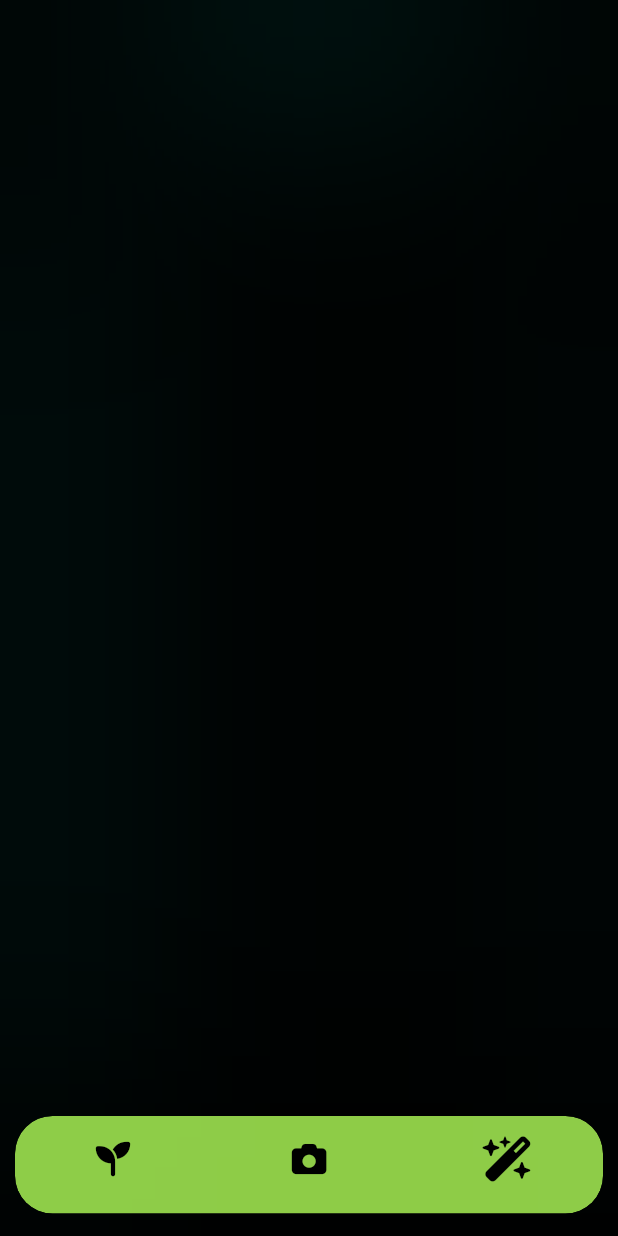
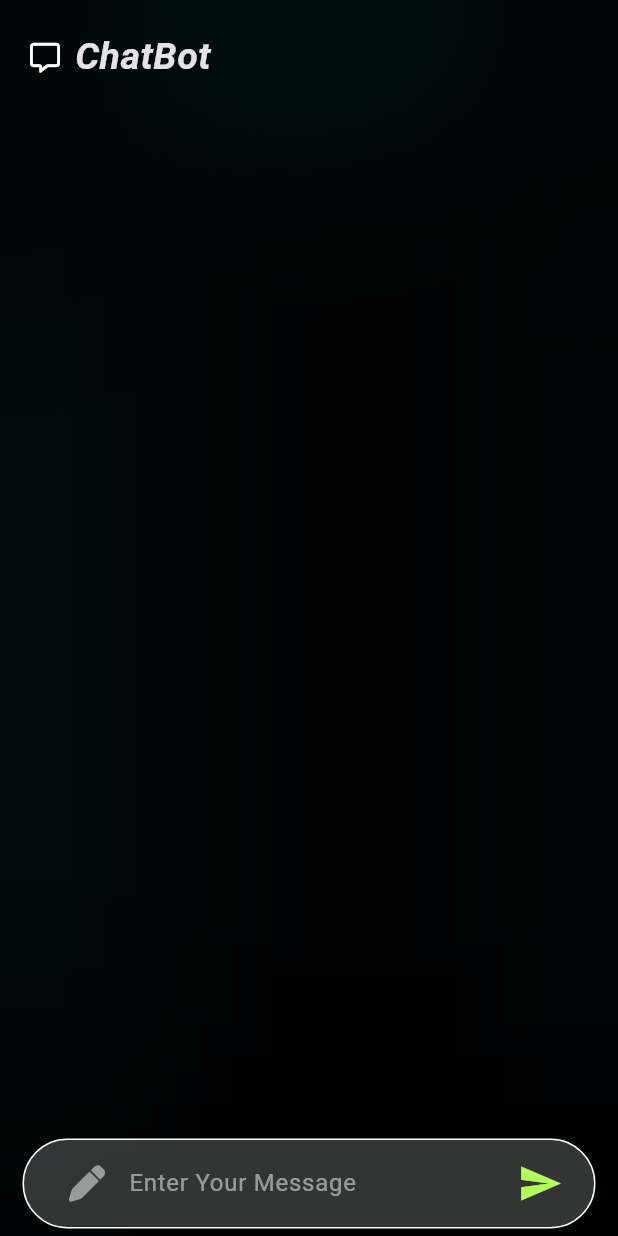
Before and after one commit to Lahlabooo/Dr_Plants, a Flutter app: the AppLayout screen opened by its route, item 3 of the bottom bar chosen, on a phone screen of 412 x 824 dp. Run offline on Flutter 3.47's test engine with Material 3 defaults, Android fonts, the light colour scheme and no system bars; drawn by our look-alikes of dash_chat_2; our stand-ins replace carousel_slider, font_awesome_flutter, go_router, smooth_page_indicator.

Commit message:
chat page ui done

```diff
--- a/lib/Core/Utils/App_Routers.dart
+++ b/lib/Core/Utils/App_Routers.dart
@@ -2,6 +2,7 @@ import 'package:flutter/material.dart';
 import 'package:go_router/go_router.dart';
 import 'package:planta/Core/Widgets/App_Layout.dart';
 import 'package:planta/Core/Widgets/Background_App.dart';
+import 'package:planta/Features/Chat/Presentation/Views/Chat_Page.dart';
 import 'package:planta/Features/Splash/Presentation/Views/Splash_View.dart';
 
 import '../../Features/Scan/Presentation/Views/Scan_Page.dart';
@@ -11,6 +12,7 @@ import '../../Features/Scan/Presentation/Views/Scan_Page.dart';
 abstract class AppRouters {
   static const kHomeLayout = '/HomeLayout';
   static const kScanPage = '/ScanPage';
+  static const kChatPage = '/ChatPage';
   static final routers = GoRouter(routes: [
     GoRoute(
       path: '/',
@@ -27,8 +29,20 @@ abstract class AppRouters {
               body:  BackgroundApp(
                   bodyWidget: ScanPage()
               ),
+
           );
         },
     ),
-  ]);
+    GoRoute(
+       path: kChatPage,
+       builder: (context,state) {
+               return const Scaffold(
+               body:  BackgroundApp(
+                bodyWidget: ChatPage(),
+            ),
+           );
+       }
+       ),
+               ]
+  );
 }
--- a/lib/Core/Utils/AssetData.dart
+++ b/lib/Core/Utils/AssetData.dart
@@ -7,8 +7,9 @@ abstract class AssetData {
   static const signINImg = 'assets/images/signIn.png';
   static const homeLogo = "assets/images/h5.png";
   static const carouselSliderImg = [
+    "assets/images/grape.jpg",
     "assets/images/istockphoto-124642449-1024x1024.jpg",
-    "assets/images/istockphoto-124642449-1024x1024.jpg",
-    "assets/images/istockphoto-124642449-1024x1024.jpg",
+    "assets/images/herb.jpg",
+    "assets/images/cacti.jpg",
   ];
 }
--- a/lib/Core/Widgets/App_Layout.dart
+++ b/lib/Core/Widgets/App_Layout.dart
@@ -1,11 +1,11 @@
 
 import 'package:flutter/material.dart';
-
-import 'package:planta/Features/Chat/Presentation/Views/Chat_Page.dart';
+import 'package:go_router/go_router.dart';
+import 'package:planta/Core/Utils/App_Routers.dart';
 import 'package:planta/Features/Home/Presentation/Views/Home_Page.dart';
 import '../../../../Core/Widgets/App_NavigationBar.dart';
 import '../../../../Core/Widgets/Background_App.dart';
-import '../../Features/Scan/Presentation/Views/Scan_Page.dart';
+
 
 
 class AppLayout extends StatefulWidget {
@@ -17,22 +17,18 @@ class AppLayout extends StatefulWidget {
 
 class _HomeLayoutState extends State<AppLayout> {
   int selectedIndex = 0 ;
-  List homeLayoutBodyWidgets = [
-    const HomePage(),
-    const ScanPage(),
-    const ChatPage(),
-  ];
-
   @override
   Widget build(BuildContext context) {
     return Scaffold(
         body: BackgroundApp(
           bodyWidget:
-          homeLayoutBodyWidgets[selectedIndex],
+          const HomePage(),
           navWidget:AppNavigationBar(
             currentIndex: selectedIndex,
             onTap: (index){
               selectedIndex = index ;
+              appNavigation(context);
+              selectedIndex = 0 ;
               setState(() {
               });
             },
@@ -40,4 +36,13 @@ class _HomeLayoutState extends State<AppLayout> {
         )
     );
   }
+
+  void appNavigation(BuildContext context) {
+     if (selectedIndex == 2){
+      GoRouter.of(context).push(AppRouters.kChatPage);
+    }
+    else if(selectedIndex == 1){
+      GoRouter.of(context).push(AppRouters.kScanPage);
+    }
+  }
 }
--- a/lib/Features/Chat/Presentation/Views/Widgets/Chat_AppBar.dart
+++ b/lib/Features/Chat/Presentation/Views/Widgets/Chat_AppBar.dart
@@ -0,0 +1,25 @@
+import 'package:flutter/cupertino.dart';
+import 'package:font_awesome_flutter/font_awesome_flutter.dart';
+
+import '../../../../../Core/Utils/Styles.dart';
+
+class ChatAppBar extends StatelessWidget {
+  const ChatAppBar({super.key});
+
+  @override
+  Widget build(BuildContext context) {
+    return  const Padding(
+      padding: EdgeInsets.only(left: 20.0),
+      child:  Row(
+        children: [
+          Icon(FontAwesomeIcons.message,size: 20,),
+          SizedBox(width: 10,),
+          Text(
+            "ChatBot",
+            style: Styles.textStyle25,
+          ),
+        ],
+      ),
+    );
+  }
+}
--- a/lib/Features/Chat/Presentation/Views/Widgets/Chat_Body.dart
+++ b/lib/Features/Chat/Presentation/Views/Widgets/Chat_Body.dart
@@ -1,14 +1,23 @@
-import 'package:flutter/cupertino.dart';
+
+import 'package:flutter/material.dart';
+import 'Chat_AppBar.dart';
+import 'Chat_Message_Body.dart';
 
 class ChatBody extends StatelessWidget {
   const ChatBody({super.key});
 
   @override
   Widget build(BuildContext context) {
-    return const Column(
-      children: [
-
-      ],
+    return const SafeArea(
+      child:  Column(
+        //crossAxisAlignment: CrossAxisAlignment.start,
+        children: [
+          SizedBox(height: 20,),
+          ChatAppBar(),
+          SizedBox(height: 20,),
+          ChatMessageBody()
+        ],
+      ),
     );
   }
 }
--- a/lib/Features/Chat/Presentation/Views/Widgets/Chat_Message_Body.dart
+++ b/lib/Features/Chat/Presentation/Views/Widgets/Chat_Message_Body.dart
@@ -0,0 +1,85 @@
+
+import 'package:dash_chat_2/dash_chat_2.dart';
+import 'package:flutter/material.dart';
+import 'package:font_awesome_flutter/font_awesome_flutter.dart';
+
+import 'Avatar_Builder.dart';
+
+class ChatMessageBody extends StatelessWidget {
+  const ChatMessageBody({super.key});
+
+  @override
+  Widget build(BuildContext context) {
+    ChatUser myself = ChatUser(id: "1", firstName: "Me");
+    return  Expanded(
+      child: Padding(
+        padding:
+        const EdgeInsets.symmetric(vertical: 0, horizontal: 0),
+        child: DashChat(
+          inputOptions: buildInputOptions(),
+          messageOptions: buildMessageOptions(),
+          currentUser: myself,
+          onSend: (ChatMessage message) {  },
+          messages: const [],
+        ),
+      ),
+    );
+  }
+
+  InputOptions buildInputOptions() {
+    return InputOptions(
+      inputDecoration: InputDecoration(
+        hintText: 'Enter Your Message',
+        hintStyle: TextStyle(
+            color: Colors.white.withOpacity(.5),
+            fontWeight: FontWeight.w400),
+        border: InputBorder.none,
+        icon: FaIcon(
+          FontAwesomeIcons.pen,
+          color: Colors.white.withOpacity(.5),
+        ),
+      ),
+      alwaysShowSend: true,
+      sendButtonBuilder: (onSend) {
+        return IconButton(
+          icon: const Icon(
+            Icons.send,
+            color: Colors.lightGreenAccent,
+            size: 30,
+          ),
+          onPressed: onSend,
+          // Customize the button's appearance as needed
+        );
+      },
+      inputToolbarPadding: const EdgeInsets.only(
+          bottom: 5, top: 5, left: 30, right: 12),
+      inputTextStyle: TextStyle(
+        color: Colors.white.withOpacity(.8),
+      ),
+      inputToolbarMargin: const EdgeInsets.only(
+          bottom: 5, top: 20, left: 15, right: 15),
+      inputToolbarStyle: BoxDecoration(
+        borderRadius: BorderRadius.circular(30),
+        color: Colors.white.withOpacity(.2),
+        border: Border.all(
+            color: Colors.white,
+            width: 1,
+            style: BorderStyle.solid),
+      ),
+    );
+  }
+
+  MessageOptions buildMessageOptions() {
+    return MessageOptions(
+      currentUserTextColor: Colors.white.withOpacity(1),
+      showOtherUsersAvatar: true,
+      avatarBuilder: (x, y, z) {
+        return const AvatarBuilder();},
+      showTime: true,
+      textColor: Colors.white.withOpacity(.8),
+      containerColor: Colors.white.withOpacity(.15),
+      currentUserContainerColor:
+      Colors.white.withOpacity(.15),
+    );
+  }
+}
--- a/lib/Features/Home/Presentation/Views/Widgets/Home_Carousel_Slider.dart
+++ b/lib/Features/Home/Presentation/Views/Widgets/Home_Carousel_Slider.dart
@@ -15,6 +15,7 @@ class HomeCarouselSlider extends StatelessWidget {
         CarouselSliderItem(img: AssetData.carouselSliderImg[0],),
         CarouselSliderItem(img: AssetData.carouselSliderImg[1],),
         CarouselSliderItem(img: AssetData.carouselSliderImg[2],),
+        CarouselSliderItem(img: AssetData.carouselSliderImg[3],),
       ],
       options: CarouselOptions(
         autoPlay: true,
--- a/pubspec.yaml
+++ b/pubspec.yaml
@@ -28,13 +28,14 @@ environment:
 # the latest version available on pub.dev. To see which dependencies have newer
 # versions available, run `flutter pub outdated`.
 dependencies:
+  carousel_slider: ^4.2.1
   cupertino_icons: ^1.0.6
+  dash_chat_2: ^0.0.21
   flutter:
     sdk: flutter
+  font_awesome_flutter: ^10.4.0
   go_router: ^14.2.7
   smooth_page_indicator: ^1.2.0+3
-  font_awesome_flutter: ^10.4.0
-  carousel_slider: ^4.2.1
 
 dev_dependencies:
   flutter_lints: ^3.0.0
```
Also changed, not shown: lib/Features/Chat/Presentation/Views/Widgets/Avatar_Builder.dart (+21 -0 lines), lib/Features/Home/Presentation/Views/Widgets/Home_appBar.dart (+13 -3 lines), pubspec.lock, 7 other files.
